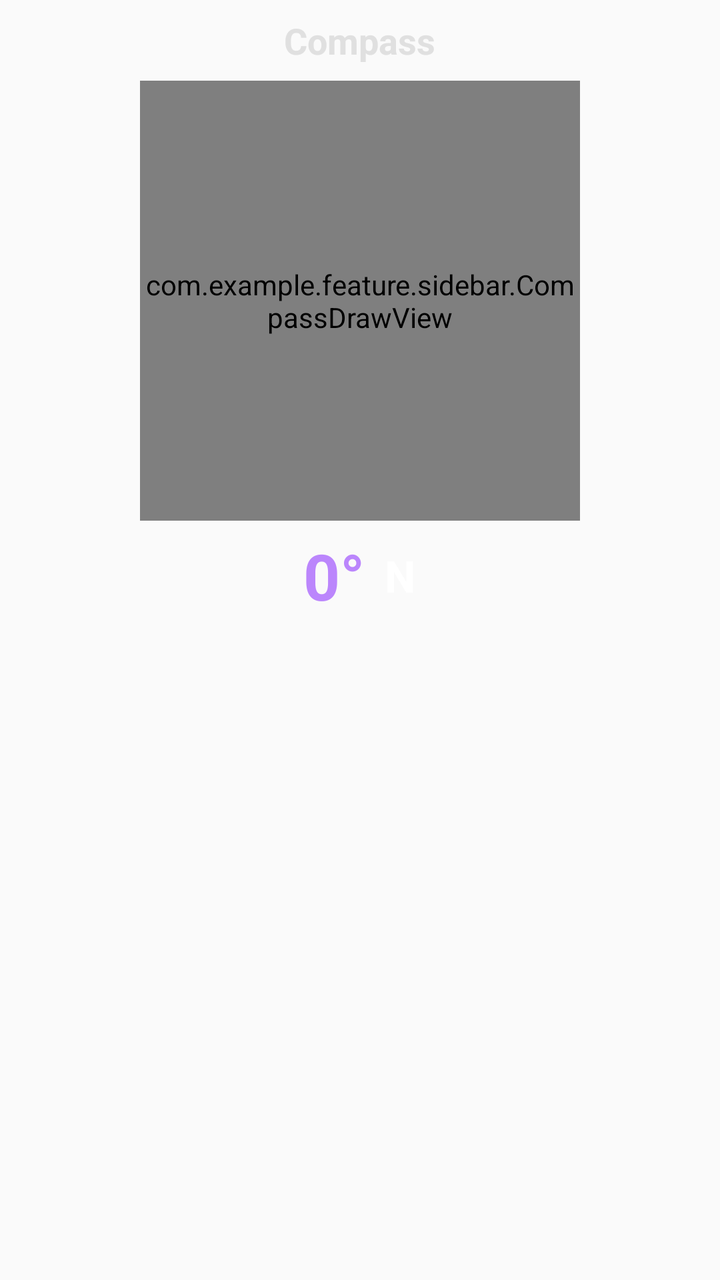
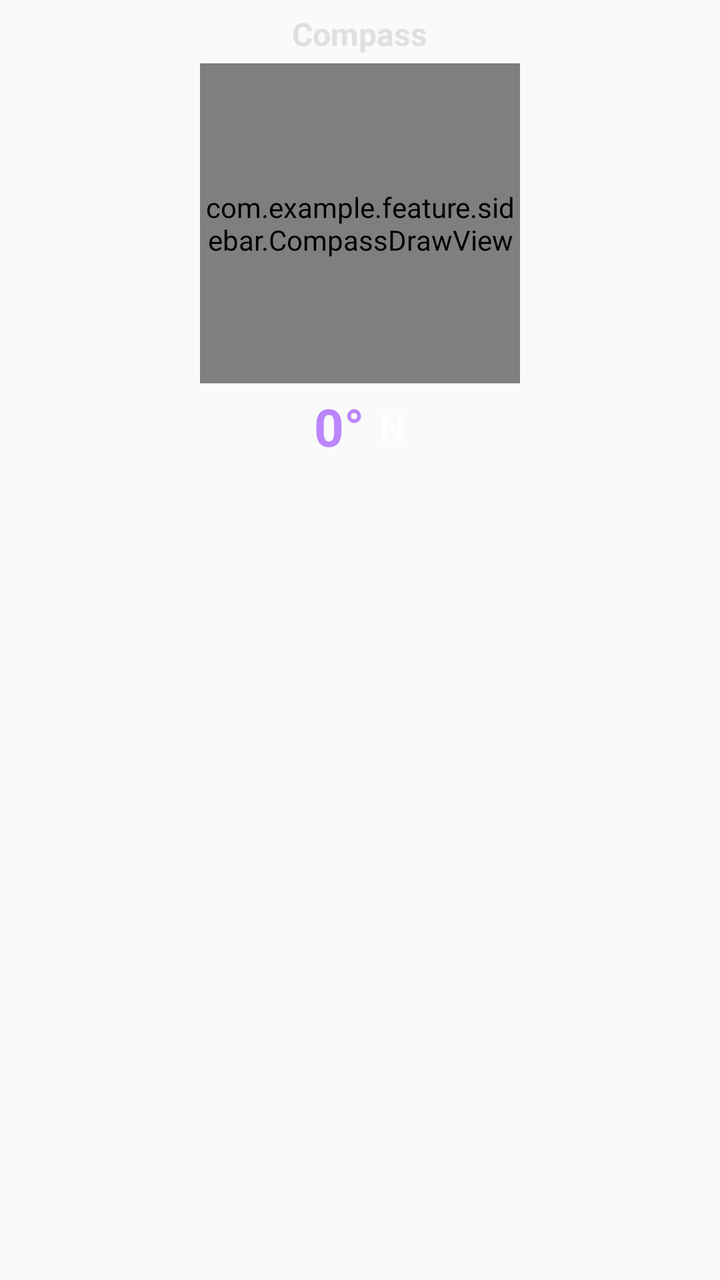

Compare the two renders of this Android layout. The source of the first and the diff that turns it into the second are given below.
<!-- AndroidManifest.xml: application theme Theme.LiteReader -->
<!-- res/layout/page_compass.xml -->
<?xml version="1.0" encoding="utf-8"?>
<LinearLayout xmlns:android="http://schemas.android.com/apk/res/android"
    android:layout_width="match_parent"
    android:layout_height="wrap_content"
    android:gravity="center_horizontal"
    android:orientation="vertical"
    android:padding="8dp">

    <TextView
        android:layout_width="wrap_content"
        android:layout_height="wrap_content"
        android:text="Compass"
        android:textColor="#E0E0E0"
        android:textSize="18sp"
        android:textStyle="bold"
        android:layout_marginBottom="4dp" />

    <com.example.feature.sidebar.CompassDrawView
        android:id="@+id/compass_view"
        android:layout_width="220dp"
        android:layout_height="220dp"
        android:layout_marginTop="4dp"
        android:layout_marginBottom="4dp" />

    <LinearLayout
        android:layout_width="wrap_content"
        android:layout_height="wrap_content"
        android:orientation="horizontal"
        android:gravity="center_vertical"
        android:layout_marginTop="2dp"
        android:layout_marginBottom="4dp">

        <TextView
            android:id="@+id/tv_azimuth"
            android:layout_width="wrap_content"
            android:layout_height="wrap_content"
            android:text="0°"
            android:textColor="#BB86FC"
            android:textSize="32sp"
            android:textStyle="bold" />

        <TextView
            android:id="@+id/tv_direction"
            android:layout_width="wrap_content"
            android:layout_height="wrap_content"
            android:layout_marginStart="10dp"
            android:text="N"
            android:textColor="#FFFFFF"
            android:textSize="22sp"
            android:textStyle="bold" />
    </LinearLayout>

</LinearLayout>
<!-- resources referenced by this layout -->
<resources>
  <style name="Theme.LiteReader" parent="android:Theme.Material.Light.NoActionBar" />
</resources>

<!-- the commit's change to res/layout/page_compass.xml (unified diff, before → after) -->
@@ -4,23 +4,23 @@
     android:layout_height="wrap_content"
     android:gravity="center_horizontal"
     android:orientation="vertical"
-    android:padding="8dp">
+    android:padding="6dp">
 
     <TextView
         android:layout_width="wrap_content"
         android:layout_height="wrap_content"
         android:text="Compass"
         android:textColor="#E0E0E0"
-        android:textSize="18sp"
+        android:textSize="16sp"
         android:textStyle="bold"
-        android:layout_marginBottom="4dp" />
+        android:layout_marginBottom="2dp" />
 
     <com.example.feature.sidebar.CompassDrawView
         android:id="@+id/compass_view"
-        android:layout_width="220dp"
-        android:layout_height="220dp"
-        android:layout_marginTop="4dp"
-        android:layout_marginBottom="4dp" />
+        android:layout_width="160dp"
+        android:layout_height="160dp"
+        android:layout_marginTop="2dp"
+        android:layout_marginBottom="2dp" />
 
     <LinearLayout
         android:layout_width="wrap_content"
@@ -28,7 +28,7 @@
         android:orientation="horizontal"
         android:gravity="center_vertical"
         android:layout_marginTop="2dp"
-        android:layout_marginBottom="4dp">
+        android:layout_marginBottom="2dp">
 
         <TextView
             android:id="@+id/tv_azimuth"
@@ -36,17 +36,17 @@
             android:layout_height="wrap_content"
             android:text="0°"
             android:textColor="#BB86FC"
-            android:textSize="32sp"
+            android:textSize="26sp"
             android:textStyle="bold" />
 
         <TextView
             android:id="@+id/tv_direction"
             android:layout_width="wrap_content"
             android:layout_height="wrap_content"
-            android:layout_marginStart="10dp"
+            android:layout_marginStart="8dp"
             android:text="N"
             android:textColor="#FFFFFF"
-            android:textSize="22sp"
+            android:textSize="18sp"
             android:textStyle="bold" />
     </LinearLayout>
 
